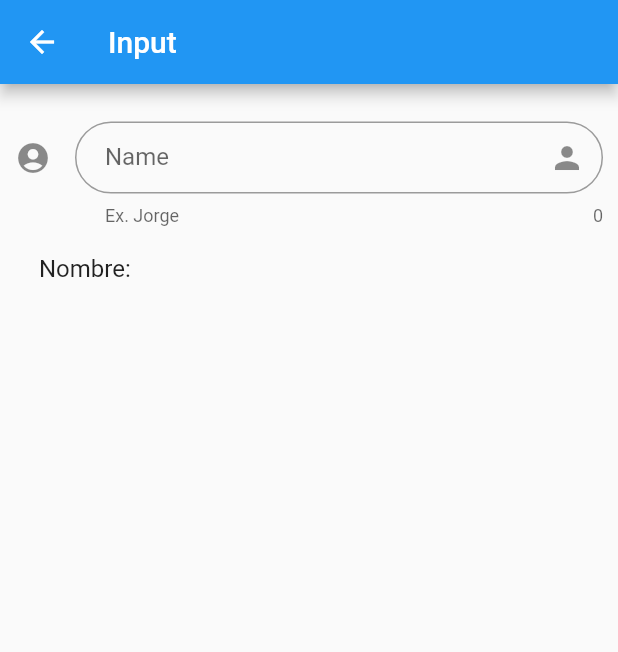
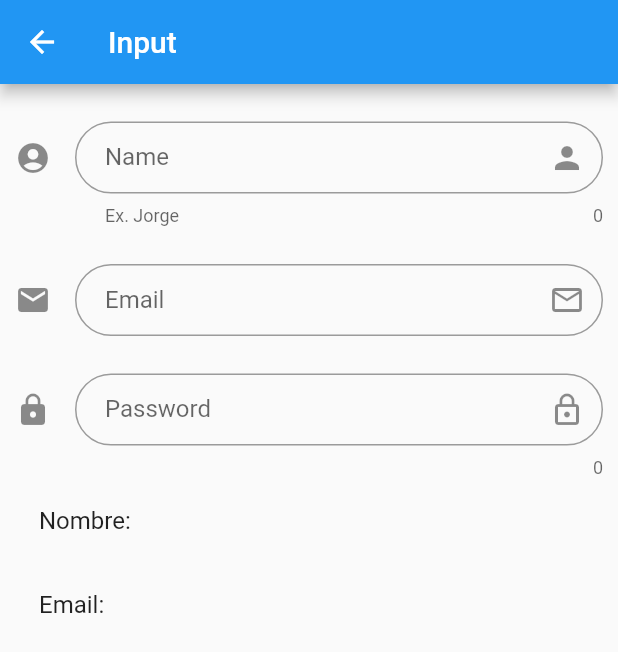
Before and after one commit to jorwan/flutter-apps, a Flutter app: the InputPage screen opened by its route, on a phone screen of 412 x 824 dp. Shown: the top 652 px of the screen. Run offline on Flutter 3.47's test engine with Material 2 defaults, Android fonts, the phone set to English and light mode, and no system bars; our stand-ins replace animate_do.

Commit message:
Using Email & Password fields

```diff
--- a/componentes/lib/src/pages/input_page.dart
+++ b/componentes/lib/src/pages/input_page.dart
@@ -7,10 +7,10 @@ class InputPage extends StatefulWidget {
 
 class _InputPageState extends State<InputPage> {
   String _nombre = "";
+  String _email = "";
 
   @override
   Widget build(BuildContext context) {
-
     return Scaffold(
         appBar: AppBar(
           title: Text("Input"),
@@ -20,18 +20,17 @@ class _InputPageState extends State<InputPage> {
               horizontal: 10.0,
             ),
             children: <Widget>[
-          SizedBox(height: 25,),
+              SizedBox(
+                height: 25,
+              ),
               TextField(
                 decoration: InputDecoration(
                   border: OutlineInputBorder(
-                borderRadius: BorderRadius.circular(30)
-              ),
+                      borderRadius: BorderRadius.circular(30)),
                   contentPadding: EdgeInsets.only(left: 20),
                   labelText: "Name",
                   hintText: "Name of User",
-              hintStyle: TextStyle(
-                color: Color.fromRGBO(0, 0, 0, 0.1)
-              ),
+                  hintStyle: TextStyle(color: Color.fromRGBO(0, 0, 0, 0.1)),
                   helperText: "Ex. Jorge",
                   suffixIcon: Icon(Icons.person),
                   icon: Icon(Icons.account_circle),
@@ -43,11 +42,43 @@ class _InputPageState extends State<InputPage> {
                   });
                 },
               ),
+              SizedBox(
+                height: 25,
+              ),
+              TextField(
+                keyboardType: TextInputType.emailAddress,
+                decoration: InputDecoration(
+                    border: OutlineInputBorder(
+                        borderRadius: BorderRadius.circular(30)),
+                    labelText: "Email",
+                    contentPadding: EdgeInsets.only(left: 20),
+                    icon: Icon(Icons.mail),
+                    suffixIcon: Icon(Icons.mail_outline)),
+                onChanged: (text) => setState(() {
+                  _email = text;
+                }),
+              ),
+              SizedBox(
+                height: 25,
+              ),
+              TextField(
+                obscureText: true,
+                decoration: InputDecoration(
+                  border: OutlineInputBorder(
+                      borderRadius: BorderRadius.circular(30)),
+                  contentPadding: EdgeInsets.only(left: 20),
+                  labelText: "Password",
+                  suffixIcon: Icon(Icons.lock_outline),
+                  icon: Icon(Icons.lock),
+                  counterText: "${_nombre.length}",
+                ),
+              ),
               ListTile(
                 title: Text("Nombre: $_nombre"),
+              ),
+              ListTile(
+                title: Text("Email: $_email"),
               )
-        ]
-      )
-    );
+            ]));
   }
 }
```
Lines whose indentation alone changed are shown as unchanged.
